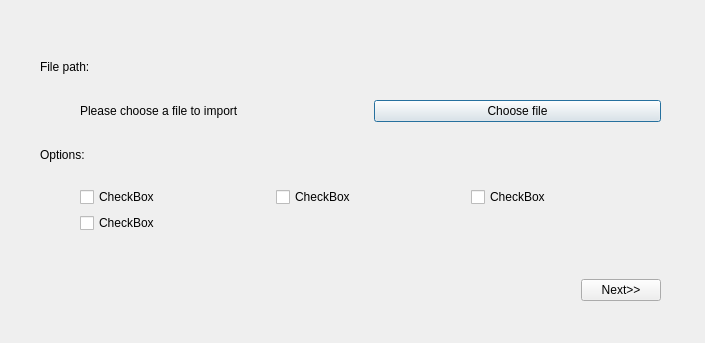
Old version of the form ui/Import.ui in the repository Team-544/dbas-lte.
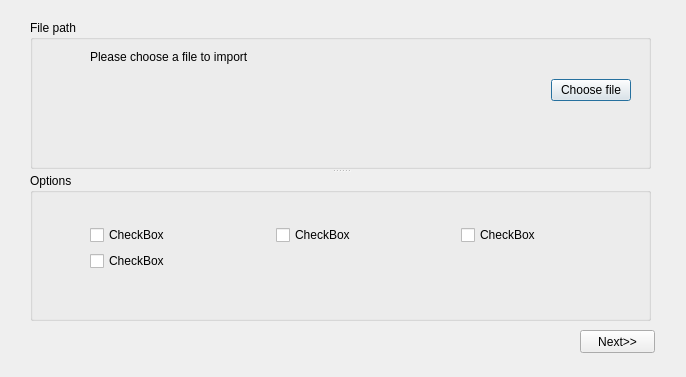
New version of the form.

Commit message: Import & export GUI

Patch:
```diff
--- a/ui/Import.ui
+++ b/ui/Import.ui
@@ -6,8 +6,8 @@
    <rect>
     <x>0</x>
     <y>0</y>
-    <width>705</width>
-    <height>343</height>
+    <width>686</width>
+    <height>377</height>
    </rect>
   </property>
   <property name="windowTitle">
@@ -16,32 +16,44 @@
   <widget class="QStackedWidget" name="stackedWidget">
    <property name="geometry">
     <rect>
-     <x>30</x>
-     <y>20</y>
-     <width>651</width>
-     <height>301</height>
-    </rect>
-   </property>
-   <widget class="QWidget" name="page">
-    <widget class="QWidget" name="verticalLayoutWidget_2">
-     <property name="geometry">
-      <rect>
        <x>10</x>
-       <y>20</y>
+     <y>10</y>
+     <width>661</width>
+     <height>351</height>
+    </rect>
+   </property>
+   <property name="currentIndex">
+    <number>0</number>
+   </property>
+   <widget class="QWidget" name="page">
+    <widget class="QSplitter" name="splitter">
+     <property name="geometry">
+      <rect>
+       <x>20</x>
+       <y>10</y>
        <width>621</width>
-       <height>261</height>
+       <height>301</height>
       </rect>
      </property>
-     <layout class="QVBoxLayout" name="verticalLayout_2">
-      <item>
-       <widget class="QLabel" name="label_2">
-        <property name="text">
-         <string>File path:</string>
-        </property>
-       </widget>
-      </item>
+     <property name="orientation">
+      <enum>Qt::Vertical</enum>
+     </property>
+     <widget class="QGroupBox" name="groupBox">
+      <property name="title">
+       <string>File path</string>
+      </property>
+      <widget class="QWidget" name="verticalLayoutWidget">
+       <property name="geometry">
+        <rect>
+         <x>20</x>
+         <y>20</y>
+         <width>581</width>
+         <height>61</height>
+        </rect>
+       </property>
+       <layout class="QVBoxLayout" name="verticalLayout">
       <item>
-       <layout class="QHBoxLayout" name="horizontalLayout">
+         <layout class="QHBoxLayout" name="horizontalLayout_3">
         <item>
          <spacer name="horizontalSpacer_2">
           <property name="orientation">
@@ -65,6 +77,23 @@
           </property>
          </widget>
         </item>
+         </layout>
+        </item>
+        <item>
+         <layout class="QHBoxLayout" name="horizontalLayout">
+          <item>
+           <spacer name="horizontalSpacer">
+            <property name="orientation">
+             <enum>Qt::Horizontal</enum>
+            </property>
+            <property name="sizeHint" stdset="0">
+             <size>
+              <width>40</width>
+              <height>20</height>
+             </size>
+            </property>
+           </spacer>
+          </item>
         <item>
          <widget class="QPushButton" name="pushButton">
           <property name="text">
@@ -74,13 +103,23 @@
         </item>
        </layout>
       </item>
-      <item>
-       <widget class="QLabel" name="label_3">
-        <property name="text">
-         <string>Options:</string>
-        </property>
-       </widget>
-      </item>
+       </layout>
+      </widget>
+     </widget>
+     <widget class="QGroupBox" name="groupBox_2">
+      <property name="title">
+       <string>Options</string>
+      </property>
+      <widget class="QWidget" name="verticalLayoutWidget_2">
+       <property name="geometry">
+        <rect>
+         <x>20</x>
+         <y>20</y>
+         <width>591</width>
+         <height>111</height>
+        </rect>
+       </property>
+       <layout class="QVBoxLayout" name="verticalLayout_2">
       <item>
        <layout class="QGridLayout" name="gridLayout_2">
         <item row="0" column="2">
@@ -129,50 +168,52 @@
         </item>
        </layout>
       </item>
-      <item>
-       <spacer name="verticalSpacer">
-        <property name="orientation">
-         <enum>Qt::Vertical</enum>
-        </property>
-        <property name="sizeType">
-         <enum>QSizePolicy::Minimum</enum>
-        </property>
-        <property name="sizeHint" stdset="0">
-         <size>
-          <width>20</width>
-          <height>40</height>
-         </size>
-        </property>
-       </spacer>
-      </item>
-      <item>
-       <layout class="QHBoxLayout" name="horizontalLayout_2">
-        <item>
-         <spacer name="horizontalSpacer">
-          <property name="orientation">
-           <enum>Qt::Horizontal</enum>
-          </property>
-          <property name="sizeHint" stdset="0">
-           <size>
-            <width>40</width>
-            <height>20</height>
-           </size>
-          </property>
-         </spacer>
-        </item>
-        <item>
+       </layout>
+      </widget>
+     </widget>
+    </widget>
          <widget class="QPushButton" name="pushButton_2">
+     <property name="geometry">
+      <rect>
+       <x>570</x>
+       <y>320</y>
+       <width>75</width>
+       <height>23</height>
+      </rect>
+     </property>
           <property name="text">
            <string>Next&gt;&gt;</string>
           </property>
          </widget>
-        </item>
-       </layout>
-      </item>
-     </layout>
-    </widget>
-   </widget>
-   <widget class="QWidget" name="page_2"/>
+   </widget>
+   <widget class="QWidget" name="page_2">
+    <widget class="QGroupBox" name="groupBox_3">
+     <property name="geometry">
+      <rect>
+       <x>20</x>
+       <y>10</y>
+       <width>621</width>
+       <height>301</height>
+      </rect>
+     </property>
+     <property name="title">
+      <string>Info</string>
+     </property>
+    </widget>
+    <widget class="QPushButton" name="pushButton_3">
+     <property name="geometry">
+      <rect>
+       <x>570</x>
+       <y>320</y>
+       <width>75</width>
+       <height>23</height>
+      </rect>
+     </property>
+     <property name="text">
+      <string>OK</string>
+     </property>
+    </widget>
+   </widget>
   </widget>
  </widget>
  <resources/>
```
Lines whose indentation alone changed are shown as unchanged. The commit also changes 13 other files.
